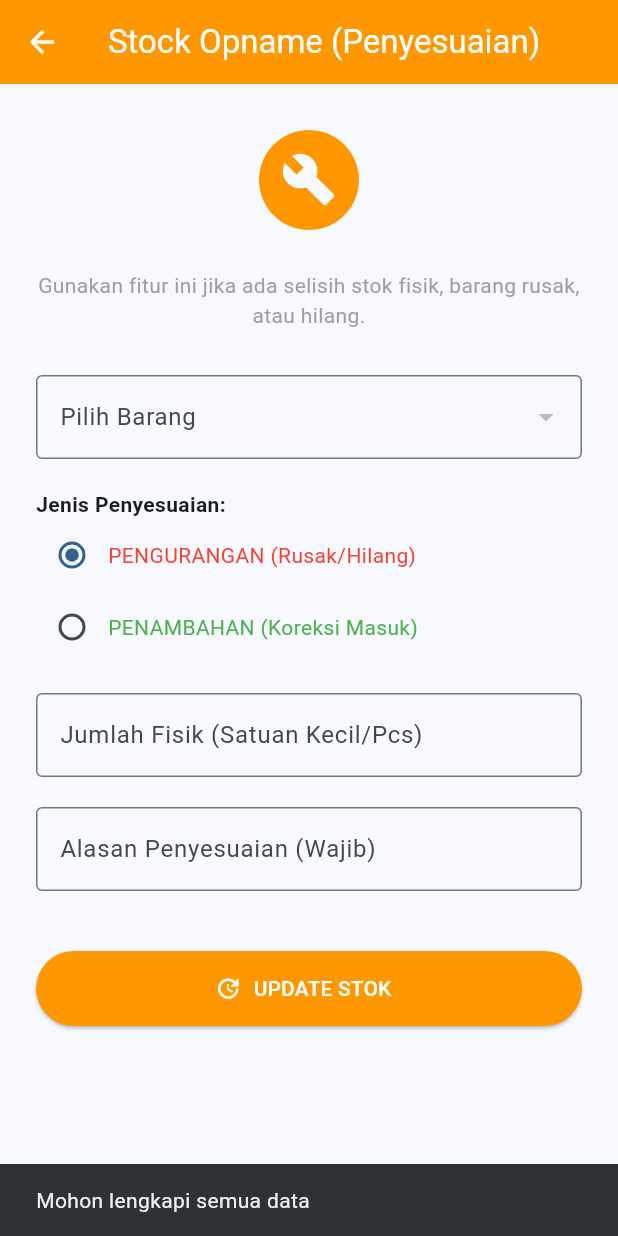
After one commit to enrujong/ABL_APP, a Flutter app: the StockOpnamePage screen opened directly, after a tap on "UPDATE STOK", on a phone screen of 412 x 824 dp. The commit adds this screen. Run offline on Flutter 3.47's test engine with Material 3 defaults, Android fonts, the light colour scheme and no system bars; our stand-ins replace supabase_flutter; accounts and stored records are empty.

Commit message:
stock opname

```diff
--- a/lib/pages/gudang/gudang_dashboard.dart
+++ b/lib/pages/gudang/gudang_dashboard.dart
@@ -5,6 +5,7 @@ import '../history_page.dart';
 import '../partner_list_page.dart';
 import 'product_list_page.dart';
 import 'barang_masuk_page.dart';
+import 'stock_opname_page.dart';
 
 class GudangDashboard extends StatefulWidget {
   const GudangDashboard({super.key});
@@ -144,6 +145,29 @@ class _GudangDashboardState extends State<GudangDashboard> {
                         ),
                       ),
                     ),
+                    SizedBox(
+                      width: 280,
+                      height: 50,
+                      child: ElevatedButton.icon(
+                        icon: const Icon(
+                          Icons.content_paste_search,
+                        ), // Ikon Inspeksi
+                        label: const Text('Stock Opname / Barang Rusak'),
+                        style: ElevatedButton.styleFrom(
+                          backgroundColor: Colors.orange[800], // Warna Oranye
+                          foregroundColor: Colors.white,
+                        ),
+                        onPressed: () async {
+                          await Navigator.push(
+                            context,
+                            MaterialPageRoute(
+                              builder: (c) => const StockOpnamePage(),
+                            ),
+                          );
+                          _fetchStats(); // Refresh statistik stok menipis
+                        },
+                      ),
+                    ),
                   ],
                 ),
               ),
--- /dev/null
+++ b/lib/pages/gudang/stock_opname_page.dart
@@ -0,0 +1,221 @@
+import 'package:flutter/material.dart';
+import 'package:supabase_flutter/supabase_flutter.dart';
+import '../../models/product_model.dart';
+
+class StockOpnamePage extends StatefulWidget {
+  const StockOpnamePage({super.key});
+
+  @override
+  State<StockOpnamePage> createState() => _StockOpnamePageState();
+}
+
+class _StockOpnamePageState extends State<StockOpnamePage> {
+  List<Product> _products = [];
+  Product? _selectedProduct;
+
+  // 'PLUS' = Nemu barang (Tambah), 'MINUS' = Barang rusak/hilang (Kurang)
+  String _adjustmentType = 'MINUS';
+  final _qtyController = TextEditingController();
+  final _reasonController = TextEditingController();
+  bool _isLoading = false;
+
+  @override
+  void initState() {
+    super.initState();
+    _loadProducts();
+  }
+
+  Future<void> _loadProducts() async {
+    final response = await Supabase.instance.client
+        .from('products')
+        .select()
+        .order('name');
+    setState(() {
+      _products = (response as List).map((e) => Product.fromJson(e)).toList();
+    });
+  }
+
+  Future<void> _submitAdjustment() async {
+    if (_selectedProduct == null ||
+        _qtyController.text.isEmpty ||
+        _reasonController.text.isEmpty) {
+      ScaffoldMessenger.of(context).showSnackBar(
+        const SnackBar(content: Text('Mohon lengkapi semua data')),
+      );
+      return;
+    }
+
+    setState(() => _isLoading = true);
+
+    try {
+      final supabase = Supabase.instance.client;
+      int qtyInput = int.tryParse(_qtyController.text) ?? 0;
+
+      // Jika jenisnya MINUS, jadikan negatif
+      int qtyChange = _adjustmentType == 'PLUS' ? qtyInput : -qtyInput;
+
+      // Hitung stok baru
+      int newStock = _selectedProduct!.stockQuantity + qtyChange;
+      if (newStock < 0) {
+        throw 'Stok tidak boleh menjadi negatif!';
+      }
+
+      // 1. Catat di Transaksi (Header)
+      // Kita pakai total_amount 0 karena ini bukan jual beli, tapi kerugian/koreksi
+      final trxResponse = await supabase
+          .from('transactions')
+          .insert({
+            'transaction_type': 'ADJUST',
+            'total_amount': 0,
+            'payment_status': 'LUNAS',
+            'notes':
+                'Stock Opname: ${_reasonController.text}', // Simpan alasan di notes
+            'transaction_date': DateTime.now().toUtc().toIso8601String(),
+          })
+          .select()
+          .single();
+
+      // 2. Catat Detail Item
+      await supabase.from('transaction_items').insert({
+        'transaction_id': trxResponse['id'],
+        'product_id': _selectedProduct!.id,
+        'quantity_base': qtyInput, // Catat jumlah fisiknya
+        'price_per_unit': 0,
+        'subtotal': 0,
+      });
+
+      // 3. Update Stok Produk
+      await supabase
+          .from('products')
+          .update({'stock_quantity': newStock})
+          .eq('id', _selectedProduct!.id);
+
+      if (mounted) {
+        ScaffoldMessenger.of(context).showSnackBar(
+          const SnackBar(content: Text('Stok berhasil disesuaikan!')),
+        );
+        Navigator.pop(context);
+      }
+    } catch (e) {
+      if (mounted)
+        ScaffoldMessenger.of(
+          context,
+        ).showSnackBar(SnackBar(content: Text('Error: $e')));
+    } finally {
+      if (mounted) setState(() => _isLoading = false);
+    }
+  }
+
+  @override
+  Widget build(BuildContext context) {
+    return Scaffold(
+      appBar: AppBar(
+        title: const Text('Stock Opname (Penyesuaian)'),
+        backgroundColor: Colors.orange, // Warna peringatan
+        foregroundColor: Colors.white,
+      ),
+      body: Padding(
+        padding: const EdgeInsets.all(24.0),
+        child: ListView(
+          children: [
+            const Icon(Icons.build_circle, size: 80, color: Colors.orange),
+            const SizedBox(height: 20),
+            const Text(
+              'Gunakan fitur ini jika ada selisih stok fisik, barang rusak, atau hilang.',
+              textAlign: TextAlign.center,
+              style: TextStyle(color: Colors.grey),
+            ),
+            const SizedBox(height: 30),
+
+            // 1. Pilih Barang
+            DropdownButtonFormField<Product>(
+              decoration: const InputDecoration(
+                labelText: 'Pilih Barang',
+                border: OutlineInputBorder(),
+              ),
+              value: _selectedProduct,
+              items: _products
+                  .map(
+                    (p) => DropdownMenuItem(
+                      value: p,
+                      child: Text(
+                        '${p.name} (Stok Komputer: ${p.stockQuantity} ${p.baseUnit})',
+                      ),
+                    ),
+                  )
+                  .toList(),
+              onChanged: (val) => setState(() => _selectedProduct = val),
+            ),
+            const SizedBox(height: 20),
+
+            // 2. Jenis Penyesuaian (Radio)
+            const Text(
+              'Jenis Penyesuaian:',
+              style: TextStyle(fontWeight: FontWeight.bold),
+            ),
+            Row(
+              children: [
+                Radio(
+                  value: 'MINUS',
+                  groupValue: _adjustmentType,
+                  onChanged: (v) => setState(() => _adjustmentType = v!),
+                ),
+                const Text(
+                  'PENGURANGAN (Rusak/Hilang)',
+                  style: TextStyle(color: Colors.red),
+                ),
+              ],
+            ),
+            Row(
+              children: [
+                Radio(
+                  value: 'PLUS',
+                  groupValue: _adjustmentType,
+                  onChanged: (v) => setState(() => _adjustmentType = v!),
+                ),
+                const Text(
+                  'PENAMBAHAN (Koreksi Masuk)',
+                  style: TextStyle(color: Colors.green),
+                ),
+              ],
+            ),
+            const SizedBox(height: 20),
+
+            // 3. Jumlah & Alasan
+            TextFormField(
+              controller: _qtyController,
+              keyboardType: TextInputType.number,
+              decoration: const InputDecoration(
+                labelText: 'Jumlah Fisik (Satuan Kecil/Pcs)',
+                border: OutlineInputBorder(),
+              ),
+            ),
+            const SizedBox(height: 20),
+            TextFormField(
+              controller: _reasonController,
+              decoration: const InputDecoration(
+                labelText: 'Alasan Penyesuaian (Wajib)',
+                border: OutlineInputBorder(),
+                hintText: 'Contoh: Pecah saat bongkar muat',
+              ),
+            ),
+            const SizedBox(height: 40),
+
+            SizedBox(
+              height: 50,
+              child: ElevatedButton.icon(
+                onPressed: _isLoading ? null : _submitAdjustment,
+                style: ElevatedButton.styleFrom(
+                  backgroundColor: Colors.orange,
+                  foregroundColor: Colors.white,
+                ),
+                icon: const Icon(Icons.update),
+                label: const Text('UPDATE STOK'),
+              ),
+            ),
+          ],
+        ),
+      ),
+    );
+  }
+}
```
